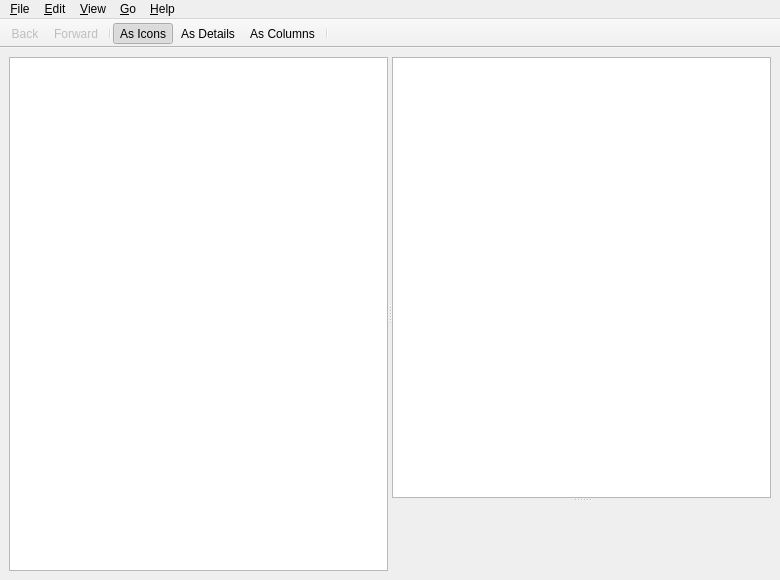
Above: src/mainwindow.ui from hawaii-desktop/swordfish before the change. Below: the same form after it.
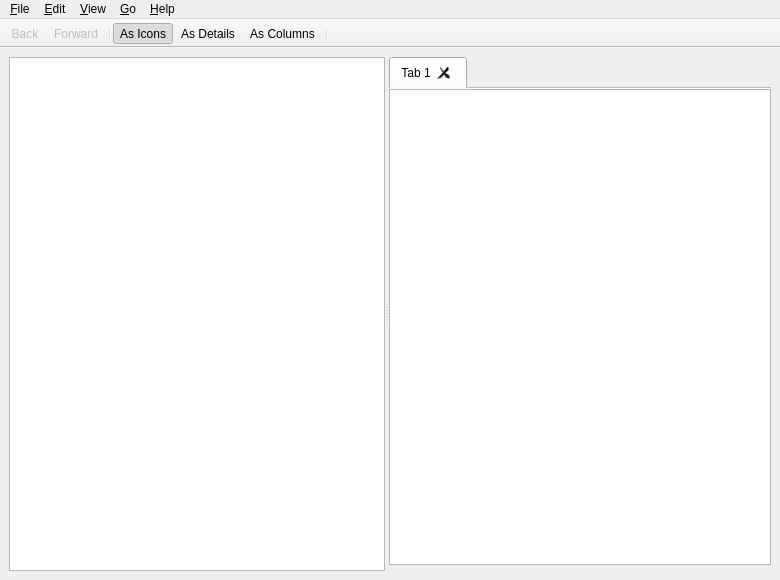
That is the form after the change. Icons and pictures are not drawn. Custom widgets are drawn as their Qt base class.

Commit message:
Add a tab widget.
For now the tab bar stays hidden.

Patch:
```diff
--- a/src/mainwindow.ui
+++ b/src/mainwindow.ui
@@ -14,15 +14,15 @@
    <string>Swordfish</string>
   </property>
   <widget class="QWidget" name="centralwidget">
-   <layout class="QVBoxLayout" name="verticalLayout_2">
+   <layout class="QHBoxLayout" name="horizontalLayout_2">
     <item>
-     <widget class="QSplitter" name="splitter_2">
+     <widget class="QSplitter" name="splitter">
       <property name="orientation">
        <enum>Qt::Horizontal</enum>
       </property>
       <widget class="VFilePlacesView" name="placesView">
        <property name="sizePolicy">
-        <sizepolicy hsizetype="Minimum" vsizetype="Expanding">
+        <sizepolicy hsizetype="Fixed" vsizetype="Expanding">
          <horstretch>0</horstretch>
          <verstretch>0</verstretch>
         </sizepolicy>
@@ -37,10 +37,46 @@
         </size>
        </property>
       </widget>
-      <widget class="QSplitter" name="splitter">
-       <property name="orientation">
-        <enum>Qt::Vertical</enum>
-       </property>
+      <widget class="QWidget" name="">
+       <layout class="QVBoxLayout" name="verticalLayout_2">
+        <item>
+         <widget class="QTabWidget" name="tabWidget">
+          <property name="currentIndex">
+           <number>0</number>
+          </property>
+          <property name="elideMode">
+           <enum>Qt::ElideMiddle</enum>
+          </property>
+          <property name="documentMode">
+           <bool>true</bool>
+          </property>
+          <property name="tabsClosable">
+           <bool>true</bool>
+          </property>
+          <property name="movable">
+           <bool>true</bool>
+          </property>
+          <widget class="QWidget" name="tab">
+           <attribute name="title">
+            <string>Tab 1</string>
+           </attribute>
+           <layout class="QVBoxLayout" name="verticalLayout">
+            <property name="spacing">
+             <number>0</number>
+            </property>
+            <property name="leftMargin">
+             <number>0</number>
+            </property>
+            <property name="topMargin">
+             <number>0</number>
+            </property>
+            <property name="rightMargin">
+             <number>0</number>
+            </property>
+            <property name="bottomMargin">
+             <number>0</number>
+            </property>
+            <item>
        <widget class="QStackedWidget" name="stackedWidget">
         <property name="currentIndex">
          <number>0</number>
@@ -241,7 +277,15 @@
          </layout>
         </widget>
        </widget>
+            </item>
+           </layout>
+          </widget>
+         </widget>
+        </item>
+        <item>
        <widget class="QWidget" name="contextPane" native="true"/>
+        </item>
+       </layout>
       </widget>
      </widget>
     </item>
```
Lines whose indentation alone changed are shown as unchanged. The commit also changes 1 other file.
